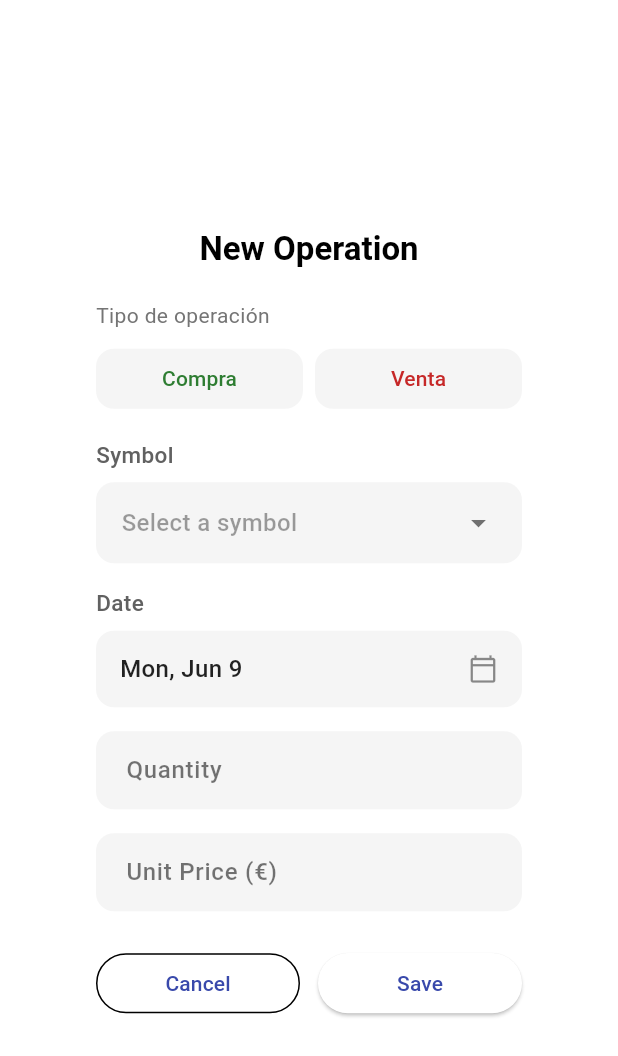
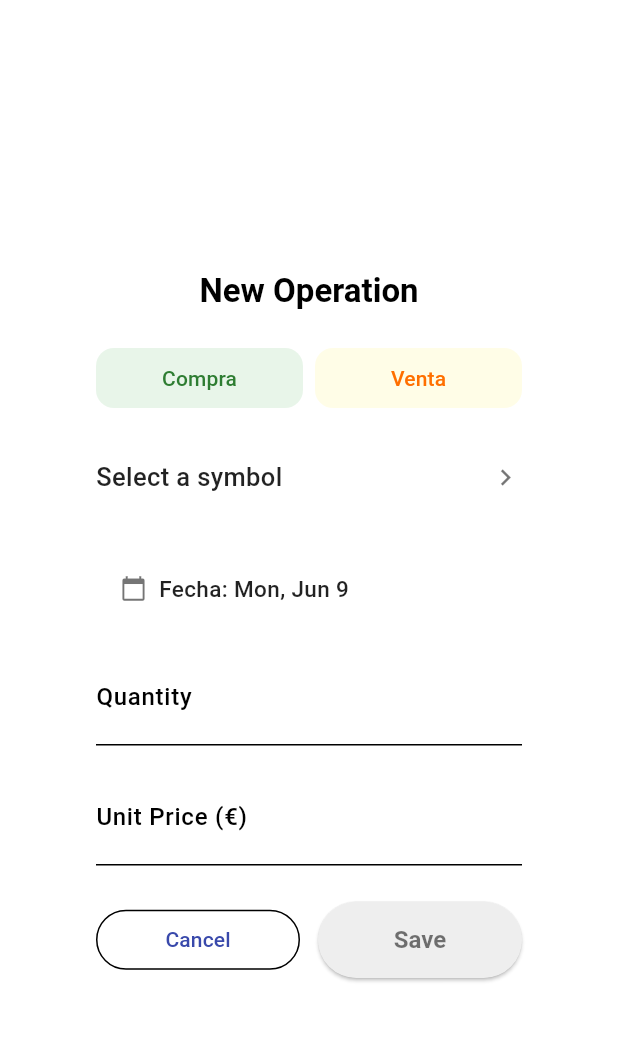
Before and after one commit to GoldLettuce/Lumina, a Flutter app: the AddInvestmentDialog widget shown alone on an empty page, opened directly, on a phone screen of 412 x 824 dp. Shown: the top 1056 px of the screen. Run offline on Flutter 3.47's test engine with Material 3 defaults, Android fonts, the phone set to English and light mode, and no system bars; our stand-ins replace fl_chart, hive, hive_flutter; missing offline and left inert: workmanager; accounts and stored records are empty.

Commit message:
feat(ui): mejora visual del modal de compra/venta
- Unificación de forma en botones "Guardar" y "Cancelar" (StadiumBorder)
- Aplicación de colores pastel para operaciones (verde y mostaza)
- Texto del botón "Venta" con amarillo oscuro (amber[900])
- Colores replicados en botón selector superior de tipo de operación
- TextFields de cantidad y precio ahora usan texto y labels en negro
- Confirmada apertura automática del teclado en campos numéricos

```diff
--- a/lib/ui/widgets/add_investment_dialog.dart
+++ b/lib/ui/widgets/add_investment_dialog.dart
@@ -93,7 +93,7 @@ class _AddInvestmentDialogState extends State<AddInvestmentDialog> {
       fontWeight: FontWeight.w500,
     ),
     filled: true,
-    fillColor: Colors.grey[100],
+    fillColor: Colors.white,
     border: OutlineInputBorder(
       borderRadius: BorderRadius.circular(12),
       borderSide: BorderSide.none,
@@ -218,11 +218,6 @@ class _AddInvestmentDialogState extends State<AddInvestmentDialog> {
                 Column(
                   crossAxisAlignment: CrossAxisAlignment.stretch,
                   children: [
-                    Text(
-                      'Tipo de operación',
-                      style: Theme.of(context).textTheme.bodyMedium,
-                    ),
-                    const SizedBox(height: 8),
                     Row(
                       children: [
                         Expanded(
@@ -231,8 +226,8 @@ class _AddInvestmentDialogState extends State<AddInvestmentDialog> {
                                 setState(() => _operationType = OperationType.buy),
                             style: ElevatedButton.styleFrom(
                               backgroundColor: _operationType == OperationType.buy
-                                  ? Colors.green[100]
-                                  : Colors.grey[100],
+                                  ? Colors.green[200]
+                                  : Colors.green[50],
                               foregroundColor: Colors.green[800],
                               elevation: 0,
                               shape: RoundedRectangleBorder(
@@ -245,13 +240,12 @@ class _AddInvestmentDialogState extends State<AddInvestmentDialog> {
                         const SizedBox(width: 8),
                         Expanded(
                           child: ElevatedButton(
-                            onPressed: () => setState(
-                                    () => _operationType = OperationType.sell),
+                            onPressed: () => setState(() => _operationType = OperationType.sell),
                             style: ElevatedButton.styleFrom(
                               backgroundColor: _operationType == OperationType.sell
-                                  ? Colors.red[100]
-                                  : Colors.grey[100],
-                              foregroundColor: Colors.red[800],
+                                  ? Colors.yellow[100] // pastel cuando está activo
+                                  : Colors.yellow[50],  // aún más claro cuando no está activo
+                              foregroundColor: Colors.amber[900], // texto fuerte
                               elevation: 0,
                               shape: RoundedRectangleBorder(
                                 borderRadius: BorderRadius.circular(12),
@@ -260,6 +254,7 @@ class _AddInvestmentDialogState extends State<AddInvestmentDialog> {
                             child: const Text('Venta'),
                           ),
                         ),
+
                       ],
                     ),
                     if (_formSubmitted && _operationType == null)
@@ -281,59 +276,41 @@ class _AddInvestmentDialogState extends State<AddInvestmentDialog> {
                 Column(
                   crossAxisAlignment: CrossAxisAlignment.stretch,
                   children: [
-                    Text(
-                      loc?.symbol ?? 'Símbolo',
-                      style: TextStyle(
-                        color: Colors.grey[700],
-                        fontWeight: FontWeight.w500,
-                        fontSize: 15,
-                      ),
-                    ),
-                    const SizedBox(height: 8),
                     InkWell(
                       onTap: () {
                         setState(() => _symbolTouched = true);
                         _selectSymbol();
                       },
                       borderRadius: BorderRadius.circular(12),
-                      child: Container(
-                        padding: const EdgeInsets.symmetric(vertical: 14, horizontal: 16),
-                        decoration: BoxDecoration(
-                          color: Colors.grey[100],
-                          borderRadius: BorderRadius.circular(12),
-                          border: Border.all(
-                            color: (_symbol == null && (_formSubmitted || _symbolTouched))
-                                ? Theme.of(context).colorScheme.error
-                                : Colors.transparent,
-                          ),
-                        ),
+                      highlightColor: Colors.grey[100],
+                      splashColor: Colors.transparent,
+                      child: Padding(
+                        padding: const EdgeInsets.symmetric(vertical: 14),
                         child: Row(
                           mainAxisAlignment: MainAxisAlignment.spaceBetween,
                           children: [
                             Text(
                               _symbol ?? (loc?.selectSymbol ?? 'Selecciona un símbolo'),
                               style: TextStyle(
-                                color: _symbol == null ? Colors.black38 : Colors.black87,
-                                fontSize: 16,
+                                color: (_formSubmitted && (_symbol == null || _symbol!.isEmpty))
+                                    ? Theme.of(context).colorScheme.error
+                                    : Colors.black87,
+                                fontSize: 17,
                                 fontWeight: FontWeight.w500,
                               ),
                             ),
-                            const Icon(Icons.arrow_drop_down, color: Colors.black54),
+                            Icon(
+                              Icons.chevron_right,
+                              size: 22,
+                              color: (_formSubmitted && (_symbol == null || _symbol!.isEmpty))
+                                  ? Theme.of(context).colorScheme.error
+                                  : Colors.black54,
+                            ),
                           ],
                         ),
                       ),
                     ),
-                    if ((_formSubmitted || _symbolTouched) && _symbol == null)
-                      Padding(
-                        padding: const EdgeInsets.only(left: 8, top: 4),
-                        child: Text(
-                          loc?.selectSymbol ?? 'Selecciona un símbolo',
-                          style: TextStyle(
-                            color: Theme.of(context).colorScheme.error,
-                            fontSize: 12,
-                          ),
-                        ),
-                      ),
+
                   ],
                 ),
 
@@ -344,40 +321,36 @@ class _AddInvestmentDialogState extends State<AddInvestmentDialog> {
                 Column(
                   crossAxisAlignment: CrossAxisAlignment.stretch,
                   children: [
-                    Text(
-                      loc?.date ?? 'Fecha',
-                      style: TextStyle(
-                        color: Colors.grey[700],
-                        fontWeight: FontWeight.w500,
-                        fontSize: 15,
-                      ),
-                    ),
                     const SizedBox(height: 8),
                     InkWell(
                       onTap: _pickDate,
                       borderRadius: BorderRadius.circular(12),
                       child: Container(
                         padding: const EdgeInsets.symmetric(vertical: 14, horizontal: 16),
-                        decoration: BoxDecoration(
-                          color: Colors.grey[100],
-                          borderRadius: BorderRadius.circular(12),
-                        ),
+                        decoration: const BoxDecoration(), // sin color ni borde
+
                         child: Row(
                           mainAxisAlignment: MainAxisAlignment.spaceBetween,
                           children: [
-                            Text(
-                              dateText,
-                              style: const TextStyle(
-                                color: Colors.black87,
-                                fontSize: 16,
-                                fontWeight: FontWeight.w500,
-                              ),
+                            Row(
+                              children: [
+                                const Icon(Icons.calendar_today, size: 18, color: Colors.black54),
+                                const SizedBox(width: 8),
+                                Text(
+                                  'Fecha: $dateText',
+                                  style: const TextStyle(
+                                    color: Colors.black87,
+                                    fontSize: 15,
+                                    fontWeight: FontWeight.w500,
+                                  ),
+                                ),
+                              ],
                             ),
-                            const Icon(Icons.calendar_today_outlined, color: Colors.black45, size: 20),
                           ],
                         ),
                       ),
                     ),
+
                   ],
                 ),
 
@@ -386,36 +359,44 @@ class _AddInvestmentDialogState extends State<AddInvestmentDialog> {
                 // ── Cantidad ──
                 TextFormField(
                   controller: _quantityController,
-                  keyboardType:
-                  const TextInputType.numberWithOptions(decimal: true),
-                  decoration: _inputDecoration(loc?.quantity ?? 'Cantidad'),
-                  autovalidateMode: _quantityTouched || _formSubmitted
-                      ? AutovalidateMode.always
-                      : AutovalidateMode.disabled,
-                  validator: (val) {
-                    if (!_quantityTouched && !_formSubmitted) return null;
-                    if (val == null || val.isEmpty) {
-                      return loc?.fieldRequired ?? 'Campo obligatorio';
-                    }
-                    final n = double.tryParse(val);
-                    if (n == null || n <= 0) {
-                      return loc?.invalidQuantity ?? 'Cantidad inválida';
-                    }
-                    return null;
-                  },
+                  keyboardType: const TextInputType.numberWithOptions(decimal: true),
+                  decoration: InputDecoration(
+                    labelText: loc?.quantity ?? "Cantidad",
+                    labelStyle: const TextStyle(
+                      color: Colors.black, // ← texto del label siempre negro
+                      fontWeight: FontWeight.w500,
+                    ),
+                    border: const UnderlineInputBorder(),
+                    contentPadding: const EdgeInsets.symmetric(vertical: 12),
+                  ),
+                  style: const TextStyle(
+                    color: Colors.black, // ← texto introducido siempre negro
+                  ),
+                  autovalidateMode: AutovalidateMode.disabled,
+                  validator: (_) => null,
                   onChanged: (_) {
                     if (!_quantityTouched) setState(() => _quantityTouched = true);
                   },
                 ),
                 const SizedBox(height: 16),
 
+
                 // ── Precio ──
                 TextFormField(
                   controller: _priceController,
-                  keyboardType:
-                  const TextInputType.numberWithOptions(decimal: true),
-                  decoration:
-                  _inputDecoration(loc?.unitPrice ?? 'Precio unitario (€)'),
+                  keyboardType: const TextInputType.numberWithOptions(decimal: true),
+                  decoration: InputDecoration(
+                    labelText: loc?.unitPrice ?? 'Precio por unidad (€)',
+                    labelStyle: const TextStyle(
+                      color: Colors.black, // ← label siempre negro
+                      fontWeight: FontWeight.w500,
+                    ),
+                    border: const UnderlineInputBorder(),
+                    contentPadding: const EdgeInsets.symmetric(vertical: 12),
+                  ),
+                  style: const TextStyle(
+                    color: Colors.black, // ← texto escrito siempre negro
+                  ),
                   autovalidateMode: _priceTouched || _formSubmitted
                       ? AutovalidateMode.always
                       : AutovalidateMode.disabled,
@@ -449,8 +430,27 @@ class _AddInvestmentDialogState extends State<AddInvestmentDialog> {
                     Expanded(
                       child: ElevatedButton(
                         onPressed: _submit,
+                        style: ElevatedButton.styleFrom(
+                          backgroundColor: _operationType == OperationType.buy
+                              ? Colors.green[200]
+                              : _operationType == OperationType.sell
+                              ? Colors.yellow[100] // ← amarillo más pastel
+                              : Colors.grey[200],
+                          foregroundColor: _operationType == OperationType.buy
+                              ? Colors.green[800]
+                              : _operationType == OperationType.sell
+                              ? Colors.amber[900] // Amarillo más fuerte para texto
+                              : Colors.black54,
+                          padding: const EdgeInsets.symmetric(vertical: 16),
+                          shape: const StadiumBorder(),
+                          textStyle: const TextStyle(
+                            fontSize: 16,
+                            fontWeight: FontWeight.w600,
+                          ),
+                        ),
                         child: Text(loc?.save ?? 'Guardar'),
                       ),
+
                     ),
                   ],
                 ),
```
Also changed, not shown: 1 other file.
